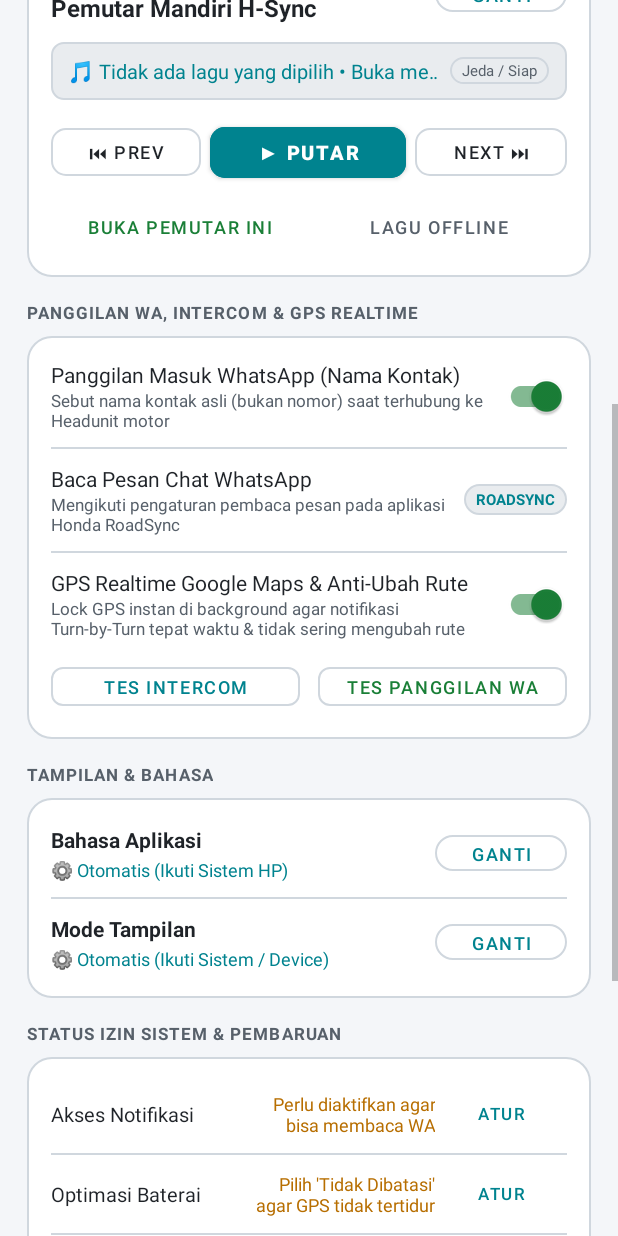
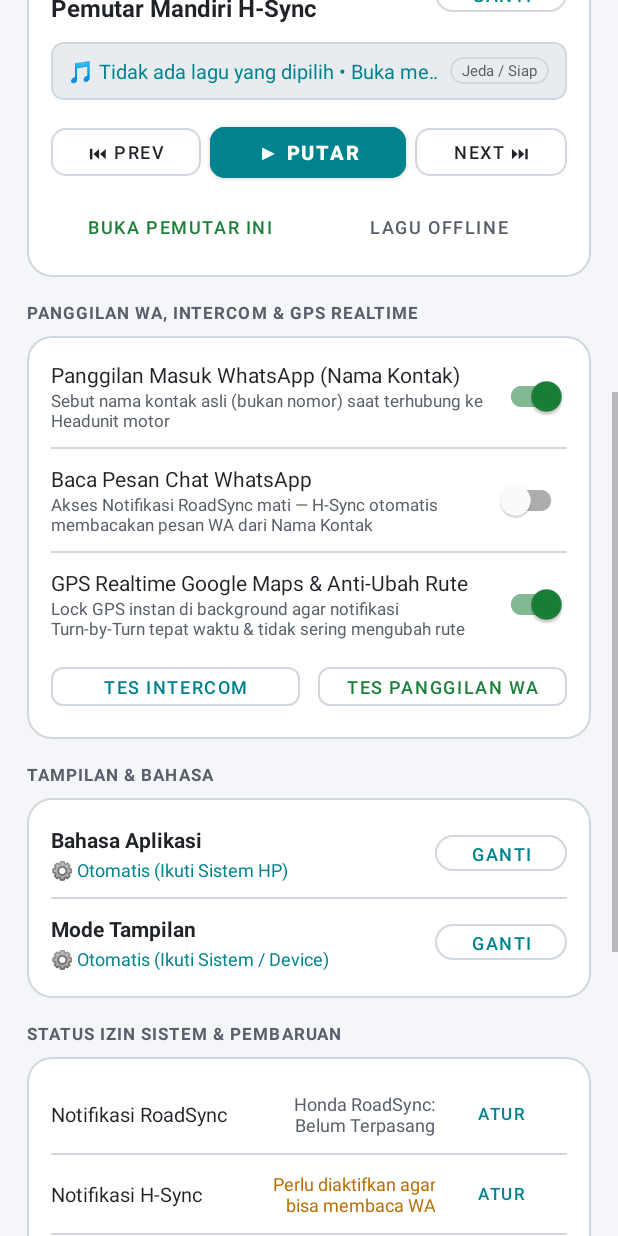
Before and after one commit to rifqyzakaria/MotoCompanion, an Android app: the screen it shows after launch (MainActivity), scrolled down 576 dp, on a phone screen of 412 x 824 dp. Run offline under Robolectric (Android 15) with nearby library versions, the phone set to English and light mode, and no system bars; 1 statement that could not run was skipped.

Commit message:
fix: eliminate RoadSync Maps & BLE contention, fix WhatsApp CallStyle caller name detection, add RoadSync notification access diagnostic v1.7.1

```diff
--- a/app/build.gradle.kts
+++ b/app/build.gradle.kts
@@ -11,8 +11,8 @@ android {
         applicationId = "com.spotify.music"
         minSdk = 26
         targetSdk = 34
-        versionCode = 13
-        versionName = "1.7.0"
+        versionCode = 14
+        versionName = "1.7.1"
 
         testInstrumentationRunner = "androidx.test.runner.AndroidJUnitRunner"
     }
--- a/app/src/main/java/com/motocompanion/ui/MainActivity.kt
+++ b/app/src/main/java/com/motocompanion/ui/MainActivity.kt
@@ -60,13 +60,10 @@ class MainActivity : AppCompatActivity() {
         updateThemeAndLanguageUi()
         updateMusicPlayerSwitchUi(RoadSyncBridge.isMusicPlayerEnabled(this))
 
-        // Minta izin esensial (Lokasi, Kontak untuk nama penelepon WA, Bluetooth, Notifikasi) bila belum aktif
         requestEssentialPermissionsIfNeeded()
 
-        // Periksa pembaruan di latar belakang saat aplikasi dibuka (menampilkan modal Software Update baru)
         AppUpdateManager.checkForUpdates(this, showUpToDateToast = false)
 
-        // Otomatis aktifkan hanya jika motor Honda / helm benar-benar sedang terhubung aktif
         val isBikeConnected = RoadSyncBridge.getConnectedDeviceName(this) != null
         if (isBikeConnected) {
             RoadSyncBridge.startAllServices(this, "MainActivity OnCreate with Connected Bike")
@@ -89,6 +86,7 @@ class MainActivity : AppCompatActivity() {
         updateGithubRepoUi()
         updateThemeAndLanguageUi()
         updateMusicPlayerSwitchUi(RoadSyncBridge.isMusicPlayerEnabled(this))
+        updateWaMessageSubtitle()
         trackUpdateHandler.post(trackUpdateRunnable)
 
         val filter = IntentFilter().apply {
@@ -121,7 +119,7 @@ class MainActivity : AppCompatActivity() {
         updatePermissionStatuses()
         if (RoadSyncBridge.isRoadSyncActive || RoadSyncBridge.getConnectedDeviceName(this) != null) {
             if (hasLocationPermission() && RoadSyncBridge.isGpsRealtimeEnabled(this)) {
-                RoadSyncBridge.startGpsService(this, boostNavigation = true)
+                RoadSyncBridge.startGpsService(this)
             }
         }
     }
@@ -162,7 +160,6 @@ class MainActivity : AppCompatActivity() {
             ).show()
         }
 
-        // Switch Pemutar Musik H-Sync untuk Honda RoadSync
         binding.switchHsyncMusic.setOnCheckedChangeListener { _, isChecked ->
             RoadSyncBridge.setMusicPlayerEnabled(this, isChecked)
             updateMusicPlayerSwitchUi(isChecked)
@@ -173,7 +170,6 @@ class MainActivity : AppCompatActivity() {
             ).show()
         }
 
-        // Switch Volume Musik Otomatis 20% saat Terhubung ke Headunit Motor
         binding.switchAutoVolume20.setOnCheckedChangeListener { _, isChecked ->
             RoadSyncBridge.setAutoVolume20Enabled(this, isChecked)
             Toast.makeText(
@@ -183,7 +179,6 @@ class MainActivity : AppCompatActivity() {
             ).show()
         }
 
-        // Kontrol Cepat Pemutar Media Terpilih
         binding.btnMainPrev.setOnClickListener {
             MediaControlDispatcher.dispatchMediaAction(this, KeyEvent.KEYCODE_MEDIA_PREVIOUS)
             val name = MediaControlDispatcher.getSelectedName(this)
@@ -217,7 +212,6 @@ class MainActivity : AppCompatActivity() {
             startActivity(Intent(this, MusicActivity::class.java))
         }
 
-        // Pengaturan Tampilan & Bahasa
         binding.btnSelectLanguage.setOnClickListener {
             showLanguageDialog()
         }
@@ -226,19 +220,23 @@ class MainActivity : AppCompatActivity() {
             showThemeDialog()
         }
 
-        // Pembaruan Aplikasi GitHub Resmi (rifqyzakaria)
         binding.btnCheckUpdate.setOnClickListener {
             Toast.makeText(this, getString(R.string.toast_checking_update), Toast.LENGTH_SHORT).show()
             AppUpdateManager.checkForUpdates(this, showUpToDateToast = true)
         }
 
-        // Izin Notifikasi
+        // Izin Akses Notifikasi Honda RoadSync & H-Sync
+        binding.btnGrantRoadSyncNotif.setOnClickListener {
+            Toast.makeText(this, getString(R.string.toast_enable_roadsync_notif), Toast.LENGTH_LONG).show()
+            val intent = Intent(Settings.ACTION_NOTIFICATION_LISTENER_SETTINGS)
+            startActivity(intent)
+        }
+
         binding.btnGrantNotification.setOnClickListener {
             val intent = Intent(Settings.ACTION_NOTIFICATION_LISTENER_SETTINGS)
             startActivity(intent)
         }
 
-        // Izin Baterai
         binding.btnGrantBattery.setOnClickListener {
             if (Build.VERSION.SDK_INT >= Build.VERSION_CODES.M) {
                 val intent = Intent(Settings.ACTION_REQUEST_IGNORE_BATTERY_OPTIMIZATIONS).apply {
@@ -248,7 +246,6 @@ class MainActivity : AppCompatActivity() {
             }
         }
 
-        // Izin Lokasi (Termasuk Lokasi Latar Belakang "Sepanjang Waktu" untuk GPS Realtime Headunit)
         binding.btnGrantLocation.setOnClickListener {
             if (!hasLocationPermission()) {
                 requestLocationPermission()
@@ -257,16 +254,22 @@ class MainActivity : AppCompatActivity() {
             }
         }
 
-        // Izin Kontak (Untuk membaca Nama Kontak saat ada panggilan WhatsApp masuk)
         binding.btnGrantContacts.setOnClickListener {
             requestContactsPermission()
         }
 
-        // Preferences Switches
         val prefs = getSharedPreferences(NotificationAnnouncerService.PREFS_NAME, Context.MODE_PRIVATE)
 
         binding.switchWaCalls.setOnCheckedChangeListener { _, isChecked ->
             prefs.edit().putBoolean(NotificationAnnouncerService.KEY_ANNOUNCE_CALLS, isChecked).apply()
+            if (isChecked && !ContactNameResolver.hasReadContactsPermission(this)) {
+                requestContactsPermission()
+            }
+        }
+
+        binding.switchWaMessages.setOnCheckedChangeListener { _, isChecked ->
+            prefs.edit().putBoolean(NotificationAnnouncerService.KEY_ANNOUNCE_MESSAGES, isChecked).apply()
+            updateWaMessageSubtitle()
             if (isChecked && !ContactNameResolver.hasReadContactsPermission(this)) {
                 requestContactsPermission()
             }
@@ -279,7 +282,6 @@ class MainActivity : AppCompatActivity() {
             }
         }
 
-        // Tes Audio & Simulasi
         binding.btnTestVoice.setOnClickListener {
             val voiceText = getString(R.string.tts_test_intercom)
             App.instance.ttsManager.speak(voiceText, isPriority = true)
@@ -292,14 +294,25 @@ class MainActivity : AppCompatActivity() {
             Toast.makeText(this, getString(R.string.toast_testing_call), Toast.LENGTH_SHORT).show()
         }
 
-        // Buka Layar Kendara HUD
         binding.btnOpenHud.setOnClickListener {
             if (hasLocationPermission()) {
-                RoadSyncBridge.startGpsService(this, boostNavigation = true)
+                RoadSyncBridge.startGpsService(this)
                 startActivity(Intent(this, HudActivity::class.java))
             } else {
                 requestLocationPermission()
             }
+        }
+    }
+
+    private fun updateWaMessageSubtitle() {
+        val prefs = getSharedPreferences(NotificationAnnouncerService.PREFS_NAME, Context.MODE_PRIVATE)
+        val isManualSpeechOn = prefs.getBoolean(NotificationAnnouncerService.KEY_ANNOUNCE_MESSAGES, false)
+        val isRoadSyncNotifOk = RoadSyncBridge.isRoadSyncNotificationAccessGranted(this)
+
+        binding.tvWaMessagesModeDesc.text = when {
+            isManualSpeechOn -> getString(R.string.toggle_whatsapp_messages_sub)
+            isRoadSyncNotifOk -> getString(R.string.info_whatsapp_messages_roadsync_sub)
+            else -> getString(R.string.toggle_whatsapp_messages_fallback_sub)
         }
     }
 
@@ -508,12 +521,32 @@ class MainActivity : AppCompatActivity() {
     private fun loadPreferences() {
         val prefs = getSharedPreferences(NotificationAnnouncerService.PREFS_NAME, Context.MODE_PRIVATE)
         binding.switchWaCalls.isChecked = prefs.getBoolean(NotificationAnnouncerService.KEY_ANNOUNCE_CALLS, true)
+        binding.switchWaMessages.isChecked = prefs.getBoolean(NotificationAnnouncerService.KEY_ANNOUNCE_MESSAGES, false)
         binding.switchAutoVolume20.isChecked = RoadSyncBridge.isAutoVolume20Enabled(this)
         binding.switchGpsStabilizer.isChecked = RoadSyncBridge.isGpsRealtimeEnabled(this)
     }
 
     private fun updatePermissionStatuses() {
-        // 1. Cek Notification Listener
+        // 1A. Cek Akses Notifikasi milik aplikasi resmi Honda RoadSync (Krusial untuk Maps & WA di Headunit!)
+        val isRoadSyncInstalled = RoadSyncBridge.isRoadSyncInstalled(this)
+        val isRoadSyncNotifGranted = RoadSyncBridge.isRoadSyncNotificationAccessGranted(this)
+        if (!isRoadSyncInstalled) {
+            binding.tvRoadSyncNotifStatus.text = getString(R.string.roadsync_status_not_installed)
+            binding.tvRoadSyncNotifStatus.setTextColor(ContextCompat.getColor(this, R.color.text_secondary))
+            binding.btnGrantRoadSyncNotif.isEnabled = false
+        } else if (isRoadSyncNotifGranted) {
+            binding.tvRoadSyncNotifStatus.text = getString(R.string.status_granted_roadsync_notif)
+            binding.tvRoadSyncNotifStatus.setTextColor(ContextCompat.getColor(this, R.color.accent_green))
+            binding.btnGrantRoadSyncNotif.text = getString(R.string.btn_granted)
+            binding.btnGrantRoadSyncNotif.isEnabled = false
+        } else {
+            binding.tvRoadSyncNotifStatus.text = getString(R.string.status_grant_roadsync_notif_hint)
+            binding.tvRoadSyncNotifStatus.setTextColor(ContextCompat.getColor(this, R.color.accent_amber))
+            binding.btnGrantRoadSyncNotif.text = getString(R.string.btn_grant)
+            binding.btnGrantRoadSyncNotif.isEnabled = true
+        }
+
+        // 1B. Cek Notification Listener H-Sync
         val isNotificationGranted = isNotificationServiceEnabled()
         if (isNotificationGranted) {
             binding.tvNotificationStatus.text = getString(R.string.status_granted_notification)
--- a/app/src/main/res/layout/activity_main.xml
+++ b/app/src/main/res/layout/activity_main.xml
@@ -546,7 +546,7 @@
                 android:layout_marginBottom="10dp"
                 android:background="@color/border_color" />
 
-            <!-- Info: Pesan WhatsApp Mengikuti Aplikasi Honda RoadSync -->
+            <!-- Switch: Pesan WhatsApp (Otomatis ikuti RoadSync / Cadangan Suara Intercom) -->
             <LinearLayout
                 android:layout_width="match_parent"
                 android:layout_height="wrap_content"
@@ -568,6 +568,7 @@
                         android:textSize="14sp" />
 
                     <TextView
+                        android:id="@+id/tvWaMessagesModeDesc"
                         android:layout_width="wrap_content"
                         android:layout_height="wrap_content"
                         android:text="@string/info_whatsapp_messages_roadsync_sub"
@@ -575,18 +576,11 @@
                         android:textSize="11sp" />
                 </LinearLayout>
 
-                <TextView
+                <com.google.android.material.switchmaterial.SwitchMaterial
+                    android:id="@+id/switchWaMessages"
                     android:layout_width="wrap_content"
                     android:layout_height="wrap_content"
-                    android:background="@drawable/bg_pill"
-                    android:paddingStart="8dp"
-                    android:paddingTop="3dp"
-                    android:paddingEnd="8dp"
-                    android:paddingBottom="3dp"
-                    android:text="@string/badge_follows_roadsync"
-                    android:textColor="@color/accent_cyan"
-                    android:textSize="10sp"
-                    android:textStyle="bold" />
+                    android:checked="false" />
             </LinearLayout>
 
             <View
@@ -801,7 +795,51 @@
             android:orientation="vertical"
             android:padding="16dp">
 
-            <!-- Baris 1: Akses Notifikasi -->
+            <!-- Baris 1A: Akses Notifikasi Honda RoadSync (Wajib agar Maps & WA tampil di Headunit) -->
+            <LinearLayout
+                android:layout_width="match_parent"
+                android:layout_height="wrap_content"
+                android:gravity="center_vertical"
+                android:orientation="horizontal"
+                android:paddingTop="4dp"
+                android:paddingBottom="4dp">
+
+                <TextView
+                    android:layout_width="0dp"
+                    android:layout_height="wrap_content"
+                    android:layout_weight="1"
+                    android:text="@string/status_roadsync_notif_access"
+                    android:textColor="@color/text_primary"
+                    android:textSize="13sp" />
+
+                <TextView
+                    android:id="@+id/tvRoadSyncNotifStatus"
+                    android:layout_width="0dp"
+                    android:layout_height="wrap_content"
+                    android:layout_weight="1"
+                    android:gravity="end"
+                    android:text="@string/btn_granted"
+                    android:textColor="@color/accent_green"
+                    android:textSize="12sp" />
+
+                <Button
+                    android:id="@+id/btnGrantRoadSyncNotif"
+                    style="@style/Widget.MaterialComponents.Button.TextButton"
+                    android:layout_width="wrap_content"
+                    android:layout_height="36dp"
+                    android:text="@string/btn_configure"
+                    android:textColor="@color/accent_cyan"
+                    android:textSize="11sp" />
+            </LinearLayout>
+
+            <View
+                android:layout_width="match_parent"
+                android:layout_height="1dp"
+                android:layout_marginTop="4dp"
+                android:layout_marginBottom="4dp"
+                android:background="@color/border_color" />
+
+            <!-- Baris 1B: Akses Notifikasi H-Sync -->
             <LinearLayout
                 android:layout_width="match_parent"
                 android:layout_height="wrap_content"
--- a/app/src/main/res/values/strings.xml
+++ b/app/src/main/res/values/strings.xml
@@ -65,7 +65,8 @@
     <string name="toggle_whatsapp_messages">Bacakan Pesan WhatsApp Masuk</string>
     <string name="toggle_whatsapp_messages_sub">Bacakan isi chat pesan WA ke helm intercom</string>
     <string name="info_whatsapp_messages_roadsync_title">Baca Pesan Chat WhatsApp</string>
-    <string name="info_whatsapp_messages_roadsync_sub">Mengikuti pengaturan pembaca pesan pada aplikasi Honda RoadSync</string>
+    <string name="info_whatsapp_messages_roadsync_sub">Otomatis mengikuti aplikasi Honda RoadSync (Geser ON jika ingin dibacakan H-Sync)</string>
+    <string name="toggle_whatsapp_messages_fallback_sub">Akses Notifikasi RoadSync mati — H-Sync otomatis membacakan pesan WA dari Nama Kontak</string>
     <string name="badge_follows_roadsync">ROADSYNC</string>
     <string name="wa_call_banner_title">Panggilan Masuk WhatsApp</string>
     <string name="toggle_gps_stabilizer">GPS Realtime Google Maps &amp; Anti-Ubah Rute</string>
@@ -99,7 +100,11 @@
 
     <!-- Permissions & Update Section -->
     <string name="section_permissions">STATUS IZIN SISTEM &amp; PEMBARUAN</string>
-    <string name="status_notification_access">Akses Notifikasi</string>
+    <string name="status_roadsync_notif_access">Notifikasi RoadSync</string>
+    <string name="status_granted_roadsync_notif">Aktif (Maps &amp; WA Headunit)</string>
+    <string name="status_grant_roadsync_notif_hint">Wajib ON agar Maps &amp; WA muncul di Headunit!</string>
+    <string name="toast_enable_roadsync_notif">Pastikan \'Honda RoadSync\' DAN \'H-Sync\' keduanya dicentang AKTIF pada Akses Notifikasi!</string>
+    <string name="status_notification_access">Notifikasi H-Sync</string>
     <string name="status_battery_optimization">Optimasi Baterai</string>
     <string name="status_location">Izin Lokasi GPS</string>
     <string name="status_granted_notification">Aktif (Mendeteksi WhatsApp)</string>
```
Also changed, not shown: app/src/main/AndroidManifest.xml (+2 -6 lines), app/src/main/java/com/motocompanion/service/GpsTrackingService.kt (+38 -132 lines), app/src/main/java/com/motocompanion/service/NotificationAnnouncerService.kt (+156 -111 lines), app/src/main/java/com/motocompanion/util/RoadSyncBridge.kt (+75 -55 lines), 4 other files.
